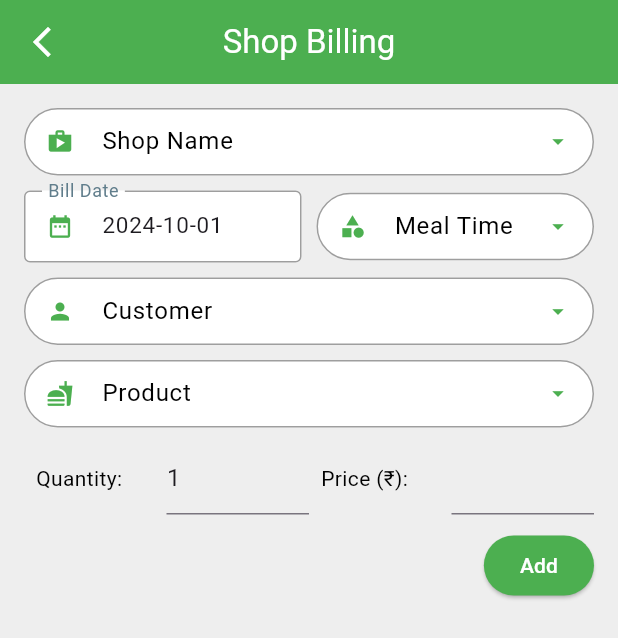
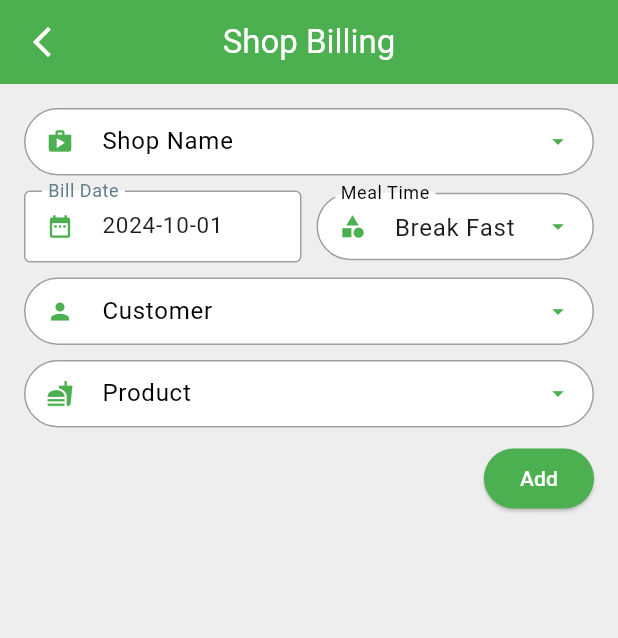
Before and after one commit to GokulDhanapal23/Flutter_ios, a Flutter app: the ShopBilling screen opened directly, after a tap on "Add", on a phone screen of 412 x 824 dp. Shown: the top 638 px of the screen. Run offline on Flutter 3.47's test engine with Material 3 defaults, Android fonts, the phone set to English and light mode, and no system bars; drawn by our look-alikes of searchfield; our stand-ins replace another_flushbar, connectivity_plus, dio, dropdown_button2, dropdown_textfield, flutter_dotenv and 8 more; accounts and stored records are empty; network calls fail.

Commit message:
Bisca changes

```diff
--- a/Bisca360/lib/Request/ShopBillProducts.dart
+++ b/Bisca360/lib/Request/ShopBillProducts.dart
@@ -1,13 +1,13 @@
 class ShopBillProducts{
 
-  late String items;
+  late String item;
   late String units;
   late double price;
   late int quantity;
   late double totalPriceList;
 
   ShopBillProducts(
-      this.items, this.units, this.price, this.quantity, this.totalPriceList);
+      this.item, this.units, this.price, this.quantity, this.totalPriceList);
 
   // @override
   // String toString() {
@@ -15,7 +15,7 @@ class ShopBillProducts{
   // }
   factory ShopBillProducts.fromJson(Map<String, dynamic> json) {
     return ShopBillProducts(
-      json['items'],
+      json['item'],
       json['units'],
       (json['price']),
       (json['quantity']),
@@ -26,7 +26,7 @@ class ShopBillProducts{
 
   Map<String, dynamic> toJson() {
     return {
-      'items': items,
+      'item': item,
       'units': units,
       'price': price,
       'quantity': quantity,
--- a/Bisca360/lib/Screen/ShopBilling.dart
+++ b/Bisca360/lib/Screen/ShopBilling.dart
@@ -52,6 +52,8 @@ class _ShopBillingState extends State<ShopBilling> {
   late double totalPriceS;
   late double totalTaxS;
   late double netTotalS;
+
+  bool _isProductSelected = false;
 
 
   late List<String> mealTime = ['Break Fast', 'Lunch', 'Dinner'];
@@ -124,6 +126,7 @@ class _ShopBillingState extends State<ShopBilling> {
   }
 
   static String geShopCustomer = '${dotenv.env['BASE_URL'] ?? ""}/shopcustomer/getby/shopname';
+
   Future<void> getShopCustomer(String shopName) async {
     try {
       final encodedShopName = Uri.encodeComponent(shopName);
@@ -148,7 +151,7 @@ class _ShopBillingState extends State<ShopBilling> {
   void _clear(){
     _customerController.clear();
     _productController.clear();
-    _qtyController.setText('1');
+    _qtyController.setText('0');
     billedProducts.clear();
   }
 
@@ -185,6 +188,7 @@ class _ShopBillingState extends State<ShopBilling> {
     }
 
   String? _downloadPath;
+
   Future<void> downloadPdf(BuildContext context, final url, String fileName) async {
     try{
       print('URL ; $url');
@@ -210,6 +214,7 @@ class _ShopBillingState extends State<ShopBilling> {
   }
 
   late final Shopresponse selectedShopData;
+
   void _handleShopSelection(String selectedShop) {
     _productController.clear();
     getShopProducts(selectedShop);
@@ -220,6 +225,7 @@ class _ShopBillingState extends State<ShopBilling> {
   }
 
   late var selectedProductData;
+
   void _handleProductSelection(String selectedProduct) {
     String productName = selectedProduct.trim().split('(')[0];
     print('ProductName: $productName');
@@ -229,9 +235,15 @@ class _ShopBillingState extends State<ShopBilling> {
     if (selectedProductData != null) {
       _priceController.text = selectedProductData.price.toString();
       _qtyController.text = '1';
+      setState(() {
+        _isProductSelected = true; // Mark the product as selected
+      });
     } else {
       _priceController.clear();
       _qtyController.clear();
+      setState(() {
+        _isProductSelected = false; // Mark the product as selected
+      });
     }
     _recalculateTotalPrice();
   }
@@ -245,6 +257,7 @@ class _ShopBillingState extends State<ShopBilling> {
       _priceController.text = totalPrice.toStringAsFixed(2);
     });
   }
+
   double get _cardTotalPrice {
     totalPriceS = billedProducts
         .map((product) => product.totalPriceList)
@@ -266,14 +279,19 @@ class _ShopBillingState extends State<ShopBilling> {
       return totalTaxS;
   }
 
-
-
   @override
   void initState() {
     super.initState();
-    getAllShops();
+    getAllShops().then((_) {
+      // Ensure this runs after the shops have been fetched
+      if (shopResponses.isNotEmpty) {
+        _shopNameController.text = shopResponses.first.shopName;
+        getShopProducts(_shopNameController.text); // Fetch products after setting the shop name
+        getShopCustomer(_shopNameController.text);
+      }
+    });
     _clear();
-    _qtyController.text = '1';
+    _qtyController.text = '0';
     _datePickerController.text = DateFormat('yyyy-MM-dd').format(DateTime.now());
     _qtyController.addListener(_recalculateTotalPrice);
   }
@@ -367,6 +385,7 @@ class _ShopBillingState extends State<ShopBilling> {
       ScaffoldMessenger.of(context).showSnackBar(
         const SnackBar(content: Text('Please fill in all fields correctly')),
       );
+      print('Please fill in all fields correctly');
       return;
     }
 
@@ -380,7 +399,7 @@ class _ShopBillingState extends State<ShopBilling> {
 
     // Clear the input fields
     _productController.clear();
-    _qtyController.text = '1'; // Use text instead of setText for consistency
+    _qtyController.text = '0'; // Use text instead of setText for consistency
     _priceController.clear();
   }
 
@@ -685,7 +704,7 @@ class _ShopBillingState extends State<ShopBilling> {
                     Icons.shop,
                     _shopItems,
                     _handleShopSelection,
-                    true
+                    true, true
                 ),
                 const SizedBox(height: 10),
                 Row(
@@ -708,7 +727,7 @@ class _ShopBillingState extends State<ShopBilling> {
                           Icons.category,
                           _mealTime,
                               (String value) {},
-                          true
+                          true, true
                       ),
                     ),
                   ],
@@ -720,7 +739,7 @@ class _ShopBillingState extends State<ShopBilling> {
                     Icons.person,
                     _shopCustomer,
                         (String value) {},
-                    false
+                    false, true
                 ),
                 const SizedBox(height: 10),
                 CustomSearchField.buildSearchField(
@@ -729,8 +748,9 @@ class _ShopBillingState extends State<ShopBilling> {
                     Icons.fastfood,
                     _productItems,
                     _handleProductSelection,
-                    true
+                    true, false
                 ),
+              if (_isProductSelected) ...[
                 const SizedBox(height: 10),
                 Row(
                   children: [
@@ -771,7 +791,7 @@ class _ShopBillingState extends State<ShopBilling> {
                       ),
                     ),
                   ],
-                ),
+                ),],
                 const SizedBox(height: 10),
                 Row(
                   mainAxisAlignment: MainAxisAlignment.end,
@@ -783,7 +803,13 @@ class _ShopBillingState extends State<ShopBilling> {
                         onPressed: () {
                           if (_formKey.currentState!.validate()) {
                             _billProduct();
-                            setState(() {}); // Trigger a rebuild
+                            setState(() {
+                              _isProductSelected = false;
+                            }); // Trigger a rebuild
+                          }else{
+                            ScaffoldMessenger.of(context).showSnackBar(
+                              const SnackBar(content: Text('Please fill in all fields correctly')),
+                            );
                           }
                         },
                         style: ElevatedButton.styleFrom(
@@ -814,15 +840,15 @@ class _ShopBillingState extends State<ShopBilling> {
                           child: Text('S.No', style: TextStyle(fontWeight: FontWeight.bold, color: Colors.white)),
                         )),
                         Expanded(child: Padding(
-                          padding: EdgeInsets.only(left: 30),
+                          padding: EdgeInsets.only(left: 0),
                           child: Text('Products', style: TextStyle(fontWeight: FontWeight.bold, color: Colors.white)),
                         )),
                         Expanded(child: Padding(
-                          padding: EdgeInsets.only(left: 90),
+                          padding: EdgeInsets.only(left: 30),
                           child: Text('Qty', style: TextStyle(fontWeight: FontWeight.bold, color: Colors.white)),
                         )),
                         Expanded(child: Padding(
-                          padding: EdgeInsets.only(left: 40),
+                          padding: EdgeInsets.only(left: 0),
                           child: Text('Price', style: TextStyle(fontWeight: FontWeight.bold, color: Colors.white)),
                         )),
                       ],
@@ -847,7 +873,7 @@ class _ShopBillingState extends State<ShopBilling> {
                               flex: 3,
                               child: Padding(
                                 padding: const EdgeInsets.all(8.0),
-                                child: Text(product.items, style: TextStyle(fontSize: 15)),
+                                child: Text(product.item, style: TextStyle(fontSize: 15)),
                               ),
                             ),
                             Expanded(
@@ -1018,7 +1044,7 @@ class _ShopBillingState extends State<ShopBilling> {
         ),
         Expanded(
           flex: 6,
-          child:CustomSearchField.buildSearchField(_paymentTypeController, 'Select', null, _paymentType, (String value) {},true),
+          child:CustomSearchField.buildSearchField(_paymentTypeController, 'Select', null, _paymentType, (String value) {},true, true),
         ),
       ],
     );
--- a/Bisca360/lib/Widget/CustomSearchfieldWidget.dart
+++ b/Bisca360/lib/Widget/CustomSearchfieldWidget.dart
@@ -1,5 +1,4 @@
 import 'package:flutter/material.dart';
-import 'package:searchfield/searchfield.dart';
 import 'package:searchfield/searchfield.dart';
 
 class CustomSearchField extends StatelessWidget {
@@ -12,6 +11,8 @@ class CustomSearchField extends StatelessWidget {
   final ValueChanged<String> onSelect;
   final double height; // Added height parameter
   final bool validate;
+  final bool setInitialValue;
+
   CustomSearchField({
     required this.textEditingController,
     required this.hintText,
@@ -22,41 +23,49 @@ class CustomSearchField extends StatelessWidget {
     required this.onSelect,
     this.height = 45.0, // Default height
     this.validate = false,
-    Key? key, required TextStyle hintTextStyle, required Icon suffixIcon,
-  }) : super(key: key);
+    this.setInitialValue = false,
+    Key? key,
+  }) : super(key: key) {
+    // Set the initial value if provided
+    if (setInitialValue && suggestions.isNotEmpty) {
+      textEditingController.text = suggestions.first.searchKey;
+    }
+  }
 
-  static Widget buildSearchField(TextEditingController controller, String hintText, IconData? icon, List<SearchFieldListItem<String>> suggestions, Function(String) onSelect,bool validation) {
+  static Widget buildSearchField(
+      TextEditingController controller,
+      String hintText,
+      IconData? icon,
+      List<SearchFieldListItem<String>> suggestions,
+      Function(String) onSelect,
+      bool validation,
+      bool setInitialValue,
+      ) {
     return CustomSearchField(
       textEditingController: controller,
       hintText: hintText,
       prefixIcon: Icon(icon, color: Colors.green),
-      suffixIcon: Icon(Icons.arrow_drop_down, color: Colors.green),
       suggestions: suggestions,
       initialValue: suggestions.isNotEmpty ? suggestions.first : null,
       onSelect: onSelect,
-      hintTextStyle: TextStyle(color: Colors.black),
       validate: validation,
+      setInitialValue: setInitialValue,
     );
   }
 
-
   @override
   Widget build(BuildContext context) {
-    // Define the border radius
     final borderRadius = BorderRadius.circular(25); // Adjust the radius as needed
     return Container(
       height: height, // Set the height of the container
       child: SearchField<String>(
         validator: (value) {
-          if (validate) {
-            if (value == null || value.isEmpty) {
-              return 'Please enter $hintText';
-            }
+          if (validate && (value == null || value.isEmpty)) {
+            return 'Please enter $hintText';
           }
           return null; // No validation error
         },
         controller: textEditingController,
-        // hint: hintText,
         dynamicHeight: true,
         maxSuggestionBoxHeight: 200,
         initialValue: initialValue,
@@ -100,11 +109,10 @@ class CustomSearchField extends StatelessWidget {
             borderSide: const BorderSide(color: Colors.redAccent, width: 1.0),
             borderRadius: borderRadius,
           ),
-          // hintText: hintText,
           floatingLabelAlignment: FloatingLabelAlignment.start,
           labelStyle: TextStyle(color: Colors.black),
           contentPadding: EdgeInsets.symmetric(
-            vertical: 12, // Adjust this value to give enough height
+            vertical: 12,
             horizontal: 12,
           ),
         ),
--- a/Bisca360/lib/main.dart
+++ b/Bisca360/lib/main.dart
@@ -43,7 +43,7 @@ class MyHttpOverrides extends HttpOverrides {
 
 void main() async{
 
-  const varName = String.fromEnvironment('env', defaultValue: 'prd');
+  const varName = String.fromEnvironment('env', defaultValue: 'dev');
   print('profile $varName');
   await dotenv.load(fileName: Environment.load(varName));
   WidgetsFlutterBinding.ensureInitialized();
```
Also changed, not shown: Bisca360/lib/Screen/AddShop.dart (+7 -3 lines), Bisca360/lib/Screen/AddShopProduct.dart (+49 -8 lines), Bisca360/lib/Screen/Customers.dart (+8 -2 lines), Bisca360/lib/Screen/ShopBillingHistory.dart (+8 -2 lines), Bisca360/lib/Screen/ShopBillingReport.dart (+20 -9 lines), Bisca360/lib/Screen/ShopProduct.dart (+11 -4 lines).
